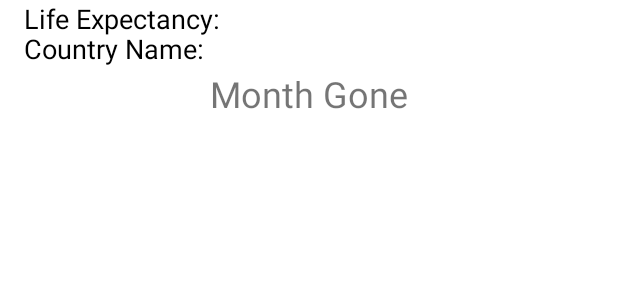
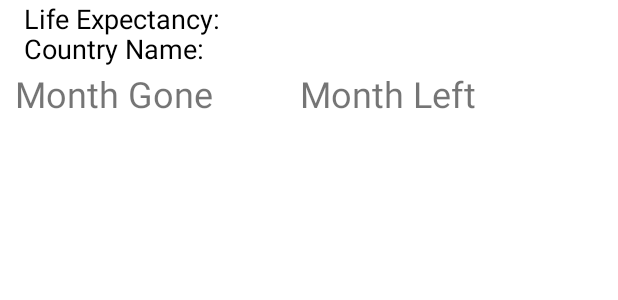
Before and after one commit to Fruzzy07/AndroidFinal, an Android app: the layout activity_other.xml on its own in the app's theme, with its tools: preview values and no code run, on a phone screen of 412 x 824 dp. Shown: the top 300 px of the screen. Run offline under Robolectric (Android 15) with nearby library versions, the phone set to English and light mode, and no system bars.

Commit message:
Resolved merge conflicts

```diff
--- a/app/src/main/res/layout/activity_other.xml
+++ b/app/src/main/res/layout/activity_other.xml
@@ -29,15 +29,22 @@
         android:layout_width="wrap_content"
         android:layout_height="wrap_content"
         android:layout_alignParentTop="true"
-        android:layout_centerHorizontal="true"
-        android:layout_marginStart="16dp"
+        android:layout_marginStart="10dp"
         android:layout_marginTop="46dp"
         android:layout_marginEnd="16dp"
         android:layout_marginBottom="16dp"
         android:text="Month Gone"
-        app:layout_constraintEnd_toEndOf="@id/textview_life_expectancy"
-        app:layout_constraintStart_toStartOf="@id/textview_life_expectancy"
-        app:layout_constraintTop_toBottomOf="@id/textview_life_expectancy"
+        android:textSize="24sp" />
+    <TextView
+        android:id="@+id/title_left"
+        android:layout_width="wrap_content"
+        android:layout_height="wrap_content"
+        android:layout_alignParentTop="true"
+        android:layout_marginStart="200dp"
+        android:layout_marginTop="46dp"
+        android:layout_marginEnd="16dp"
+        android:layout_marginBottom="16dp"
+        android:text="Month Left"
         android:textSize="24sp" />
 
     <LinearLayout
--- a/app/src/main/res/layout/item_month.xml
+++ b/app/src/main/res/layout/item_month.xml
@@ -36,5 +36,6 @@
             android:layout_width="24dp"
             android:layout_height="24dp"
             android:background="@android:color/darker_gray"/>
+
     </LinearLayout>
 </RelativeLayout>
```
Also changed, not shown: app/src/main/java/com/example/projectfinal/OtherActivity.kt (+20 -3 lines).
